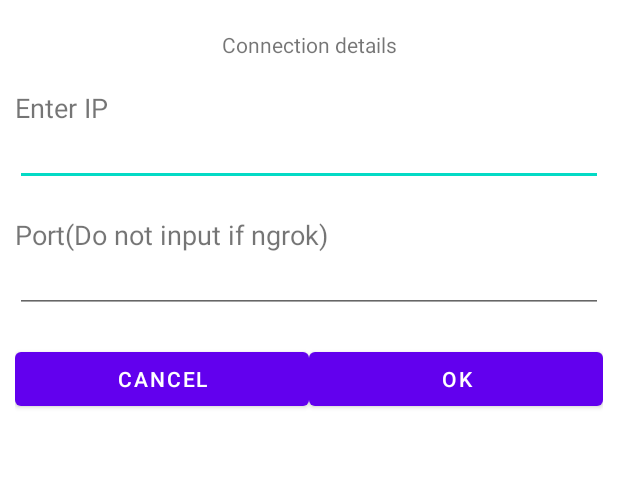
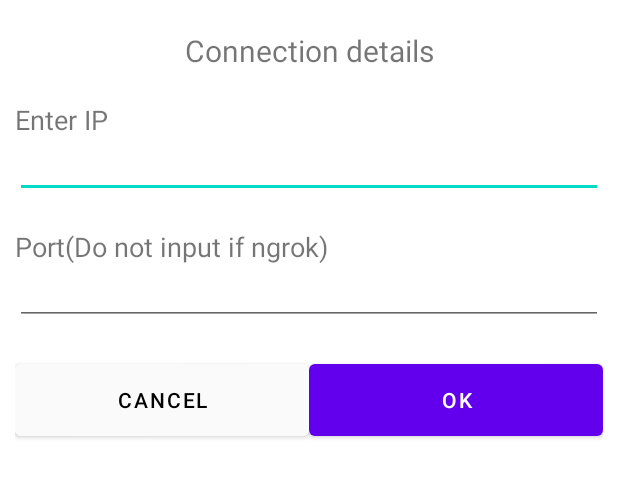
Before and after one commit to kagwicharles/Chatbot, an Android app: the layout custom_dialog.xml on its own in the app's theme, with its tools: preview values and no code run, on a phone screen of 412 x 824 dp. Shown: the top 477 px of the screen. Run offline under Robolectric (Android 15) with nearby library versions, the phone set to English and light mode, and no system bars.

Commit message:
layout changes

```diff
--- a/app/src/main/java/com/kagwisoftwares/chatbot/MainActivity.java
+++ b/app/src/main/java/com/kagwisoftwares/chatbot/MainActivity.java
@@ -70,6 +70,7 @@ public class MainActivity extends AppCompatActivity {
 
     private void getIpAddress() {
         CustomDialog cdd=new CustomDialog(MainActivity.this, url);
+        cdd.setCancelable(false);
         cdd.show();
     }
 
--- a/app/src/main/res/layout/custom_dialog.xml
+++ b/app/src/main/res/layout/custom_dialog.xml
@@ -14,6 +14,7 @@
         android:layout_height="wrap_content"
         android:layout_marginTop="10dp"
         android:text="Connection details"
+        android:textSize="20sp"
         app:layout_constraintEnd_toEndOf="parent"
         app:layout_constraintStart_toStartOf="parent"
         app:layout_constraintTop_toTopOf="parent" />
@@ -63,9 +64,11 @@
     <Button
         android:id="@+id/cancel"
         android:layout_width="0dp"
-        android:layout_height="wrap_content"
+        android:layout_height="60dp"
         android:layout_marginTop="20dp"
+        android:backgroundTint="#fafafa"
         android:text="Cancel"
+        android:textColor="@android:color/black"
         app:layout_constraintEnd_toStartOf="@+id/ok"
         app:layout_constraintHorizontal_bias="0.5"
         app:layout_constraintHorizontal_chainStyle="spread"
@@ -75,7 +78,7 @@
     <Button
         android:id="@+id/ok"
         android:layout_width="0dp"
-        android:layout_height="wrap_content"
+        android:layout_height="60dp"
         android:text="Ok"
         app:layout_constraintEnd_toEndOf="parent"
         app:layout_constraintHorizontal_bias="0.5"
```
